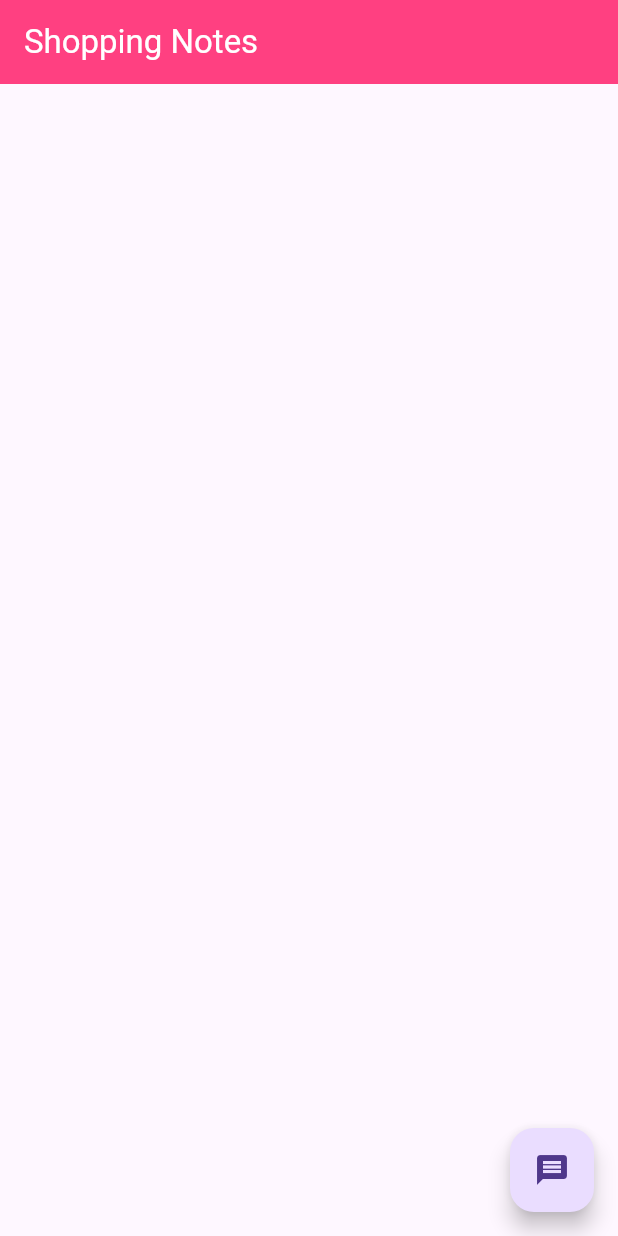
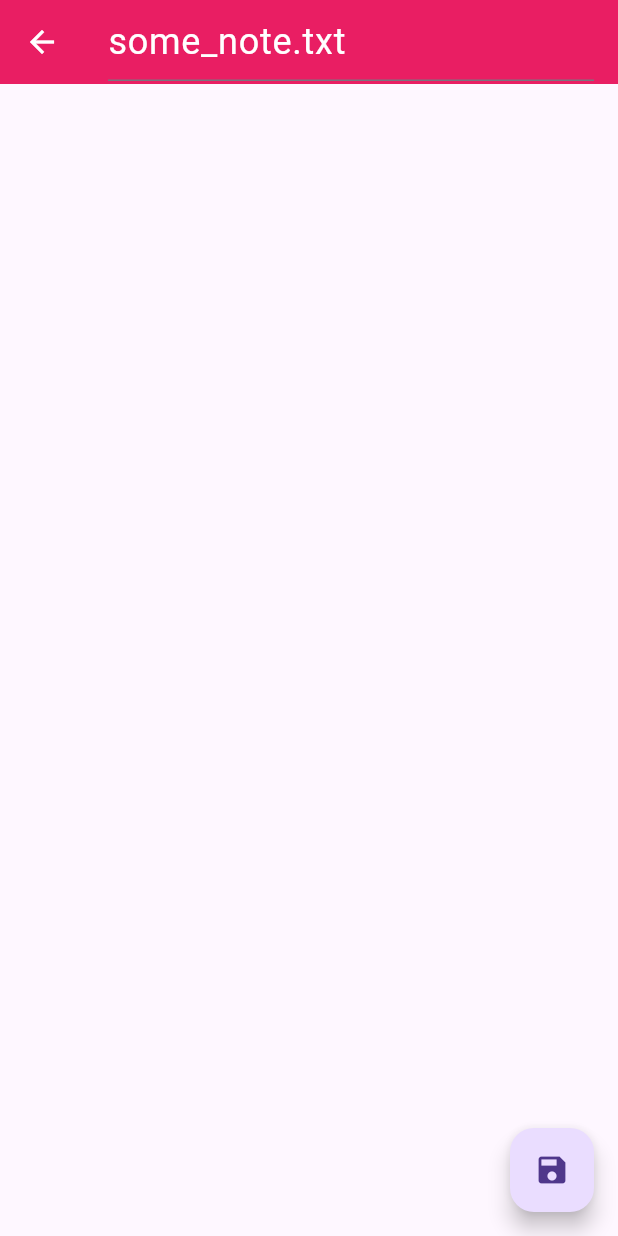
Before and after one commit to Dhannesh/app_persist, a Flutter app: the screen it shows after launch, after a tap on the "message" icon, on a phone screen of 412 x 824 dp. Run offline on Flutter 3.47's test engine with Material 3 defaults, Android fonts, the phone set to English and light mode, and no system bars; our stand-ins replace csv.

```diff
--- a/lib/home_page.dart
+++ b/lib/home_page.dart
@@ -35,7 +35,7 @@ class _HomePageState extends State<HomePage> {
               )
           ),
           ElevatedButton(onPressed: (){
-            FileUtil.writeNote(_textController.text);
+            FileUtil.writeNote("notes.txt",_textController.text);
             _textController.clear();
           }, child: Text('Save')
           ),
@@ -48,7 +48,7 @@ class _HomePageState extends State<HomePage> {
           ),
           ElevatedButton(
               onPressed: () async {
-                _content = await FileUtil.readNote();
+                _content = await FileUtil.readNote("notes.txt");
                 setState(() {
                 });
               },
--- /dev/null
+++ b/lib/note.dart
@@ -0,0 +1,69 @@
+import 'dart:io';
+
+import 'package:app_persist/utils/file_util.dart';
+import 'package:flutter/material.dart';
+import 'package:path/path.dart';
+
+class Note extends StatefulWidget {
+  final File? noteFile;
+  const Note({super.key, this.noteFile});
+
+  @override
+  State<Note> createState() => _NoteState();
+}
+
+class _NoteState extends State<Note> {
+  final _nameTextController = TextEditingController();
+  final _contentTextController = TextEditingController();
+
+  @override
+  void initState() {
+    // TODO: implement initState
+    super.initState();
+    if (widget.noteFile != null) {
+      final fileName = basename(widget.noteFile!.path);
+      _nameTextController.text = fileName;
+      FileUtil.readNote(fileName)
+          .then((value) => {_contentTextController.text = value});
+    } else {
+      _nameTextController.text = 'some_note.txt';
+      _contentTextController.text = '';
+    }
+  }
+
+  @override
+  Widget build(BuildContext context) {
+    return Scaffold(
+        appBar: AppBar(
+          title: TextField(
+            controller: _nameTextController,
+            style: TextStyle(fontSize: 24, color: Colors.white),
+          ),
+          backgroundColor: Colors.pink,
+          foregroundColor: Colors.white,
+        ),
+        body: Padding(
+          padding: EdgeInsets.all(10.0),
+          child: Column(
+            children: [
+              Expanded(
+                child: Padding(
+                  padding: EdgeInsets.all(12.0),
+                  child: TextField(
+                    maxLines: null,
+                    expands: true,
+                    controller: _contentTextController,
+                    decoration: null,
+                    style: TextStyle(fontSize: 28),
+                  ),
+                ),
+              )
+            ],
+          ),
+        ),
+    floatingActionButton: FloatingActionButton(onPressed: (){
+      FileUtil.writeNote(_nameTextController.text, _contentTextController.text);
+      Navigator.pop(context);
+    },child: Icon(Icons.save),),);
+  }
+}
```
Also changed, not shown: lib/shopping_notes.dart (+32 -4 lines), lib/utils/file_util.dart (+10 -4 lines), 1 other file.
